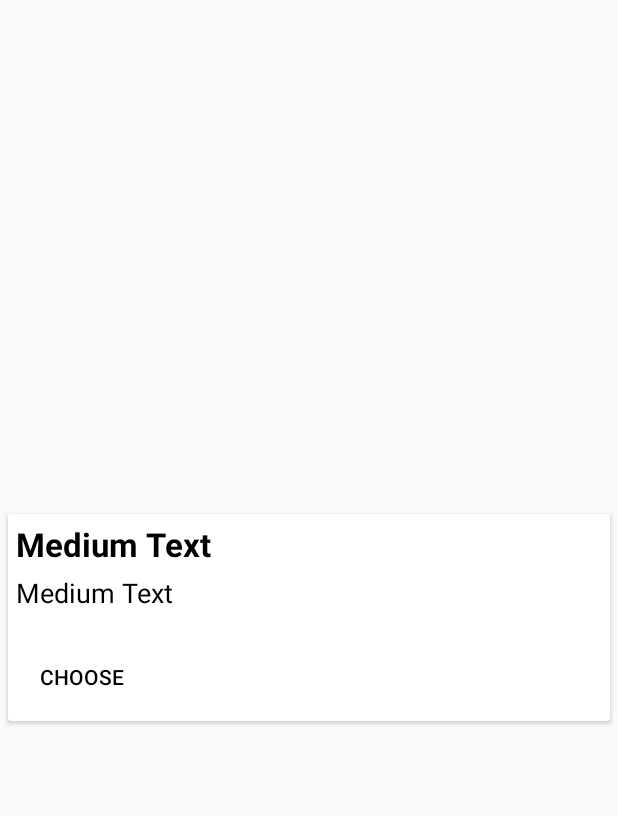
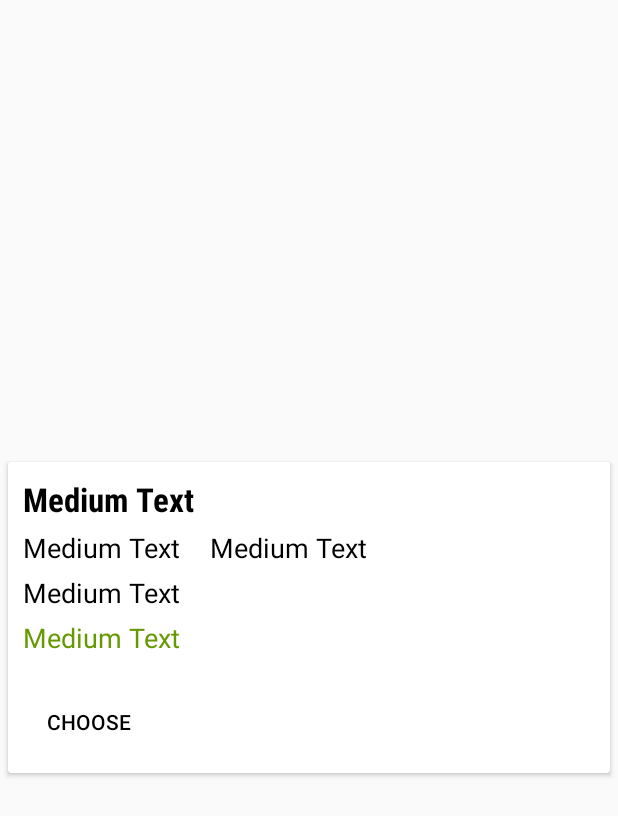
Before and after one commit to AkshayLaghate/MyPCBuilder, an Android app: the layout processor_item.xml on its own in the app's theme, with its tools: preview values and no code run, on a phone screen of 412 x 824 dp. Shown: the top 816 px of the screen. Run offline under Robolectric (Android 15) with nearby library versions, the phone set to English and light mode, and no system bars; network calls fail.

Commit message:
+ Builder UI+.

```diff
--- a/app/src/main/java/com/indcoders/mypcbuilder/PickerActivity.java
+++ b/app/src/main/java/com/indcoders/mypcbuilder/PickerActivity.java
@@ -65,6 +65,10 @@ public class PickerActivity extends AppCompatActivity {
 
                     temp.setBrand(c.getString(c.getColumnIndex("Brand")));
                     temp.setModel(c.getString(c.getColumnIndex("Model")));
+                    temp.setPrice(c.getString(c.getColumnIndex("Price")));
+                    temp.setCore(c.getString(c.getColumnIndex("Core")));
+                    temp.setSpeed(c.getString(c.getColumnIndex("Speed")));
+                    temp.setSocket(c.getString(c.getColumnIndex("Socket")));
 
                     items.add(temp);
 
--- a/app/src/main/res/layout/fragment_calc.xml
+++ b/app/src/main/res/layout/fragment_calc.xml
@@ -35,6 +35,7 @@
                         android:id="@+id/textView"
                         android:layout_width="wrap_content"
                         android:layout_height="wrap_content"
+                        android:fontFamily="sans-serif-condensed"
                         android:text="Processor"
                         android:textAppearance="?android:attr/textAppearanceLarge"
                         android:textColor="@color/background_floating_material_dark"
@@ -89,6 +90,7 @@
                     <TextView
                         android:layout_width="wrap_content"
                         android:layout_height="wrap_content"
+                        android:fontFamily="sans-serif-condensed"
                         android:text="Motherboard"
                         android:textAppearance="?android:attr/textAppearanceLarge"
                         android:textColor="@color/background_floating_material_dark"
@@ -148,6 +150,7 @@
                     <TextView
                         android:layout_width="wrap_content"
                         android:layout_height="wrap_content"
+                        android:fontFamily="sans-serif-condensed"
                         android:text="Graphics Card"
                         android:textAppearance="?android:attr/textAppearanceLarge"
                         android:textColor="@color/background_floating_material_dark"
@@ -213,6 +216,7 @@
                     <TextView
                         android:layout_width="wrap_content"
                         android:layout_height="wrap_content"
+                        android:fontFamily="sans-serif-condensed"
                         android:text="RAM"
                         android:textAppearance="?android:attr/textAppearanceLarge"
                         android:textColor="@color/background_floating_material_dark"
@@ -254,6 +258,7 @@
                     <TextView
                         android:layout_width="wrap_content"
                         android:layout_height="wrap_content"
+                        android:fontFamily="sans-serif-condensed"
                         android:text="Optical Drive"
                         android:textAppearance="?android:attr/textAppearanceLarge"
                         android:textColor="@color/background_floating_material_dark"
@@ -295,6 +300,7 @@
                     <TextView
                         android:layout_width="wrap_content"
                         android:layout_height="wrap_content"
+                        android:fontFamily="sans-serif-condensed"
                         android:text="Hard Drive"
                         android:textAppearance="?android:attr/textAppearanceLarge"
                         android:textColor="@color/background_floating_material_dark"
--- a/app/src/main/res/layout/processor_item.xml
+++ b/app/src/main/res/layout/processor_item.xml
@@ -15,13 +15,14 @@
     <RelativeLayout
         android:layout_width="match_parent"
         android:layout_height="match_parent"
-        android:padding="5dp">
+        android:padding="10dp">
 
         <TextView
-            android:id="@+id/tvProcessorItemBrand"
+            android:id="@+id/tvProcessorItemName"
             android:layout_width="wrap_content"
             android:layout_height="wrap_content"
             android:layout_alignParentTop="true"
+            android:fontFamily="sans-serif-condensed"
             android:text="Medium Text"
             android:textAppearance="?android:attr/textAppearanceLarge"
             android:textColor="@android:color/black"
@@ -29,24 +30,65 @@
 
 
         <TextView
-            android:id="@+id/tvProcessorItemModel"
+            android:id="@+id/tvProcessorItemCore"
             android:layout_width="wrap_content"
             android:layout_height="wrap_content"
             android:layout_alignParentLeft="true"
             android:layout_alignParentStart="true"
             android:layout_alignParentTop="false"
-            android:layout_below="@id/tvProcessorItemBrand"
+            android:layout_below="@id/tvProcessorItemName"
             android:layout_marginTop="5dp"
             android:text="Medium Text"
             android:textAppearance="?android:attr/textAppearanceMedium"
             android:textColor="@android:color/black" />
+
+        <TextView
+            android:id="@+id/tvProcessorItemSpeed"
+            android:layout_width="wrap_content"
+            android:layout_height="wrap_content"
+            android:layout_below="@id/tvProcessorItemName"
+            android:layout_marginLeft="20dp"
+            android:layout_marginStart="20dp"
+            android:layout_marginTop="5dp"
+            android:layout_toEndOf="@id/tvProcessorItemCore"
+            android:layout_toRightOf="@id/tvProcessorItemCore"
+            android:text="Medium Text"
+            android:textAppearance="?android:attr/textAppearanceMedium"
+            android:textColor="@android:color/black" />
+
+        <TextView
+            android:id="@+id/tvProcessorItemSocket"
+            android:layout_width="wrap_content"
+            android:layout_height="wrap_content"
+            android:layout_alignParentLeft="true"
+            android:layout_alignParentStart="true"
+            android:layout_alignParentTop="false"
+            android:layout_below="@id/tvProcessorItemCore"
+            android:layout_marginTop="5dp"
+            android:text="Medium Text"
+            android:textAppearance="?android:attr/textAppearanceMedium"
+            android:textColor="@android:color/black" />
+
+        <TextView
+            android:id="@+id/tvProcessorItemPrice"
+            android:layout_width="wrap_content"
+            android:layout_height="wrap_content"
+            android:layout_alignParentLeft="true"
+            android:layout_alignParentStart="true"
+            android:layout_alignParentTop="false"
+            android:layout_below="@id/tvProcessorItemSocket"
+            android:layout_marginTop="5dp"
+            android:text="Medium Text"
+            android:textAppearance="?android:attr/textAppearanceMedium"
+            android:textColor="@android:color/holo_green_dark" />
+
 
         <Button
             android:id="@+id/bSelectItemProcessor"
             style="@style/Widget.AppCompat.Button.Borderless"
             android:layout_width="wrap_content"
             android:layout_height="wrap_content"
-            android:layout_below="@id/tvProcessorItemModel"
+            android:layout_below="@id/tvProcessorItemPrice"
             android:layout_marginTop="20dp"
             android:text="Choose"
             android:textColor="@android:color/black" />
```
Also changed, not shown: app/src/main/java/com/indcoders/mypcbuilder/Model/Processor.java (+5 -5 lines), app/src/main/java/com/indcoders/mypcbuilder/Utils/ProcessorAdapter.java (+12 -5 lines).
